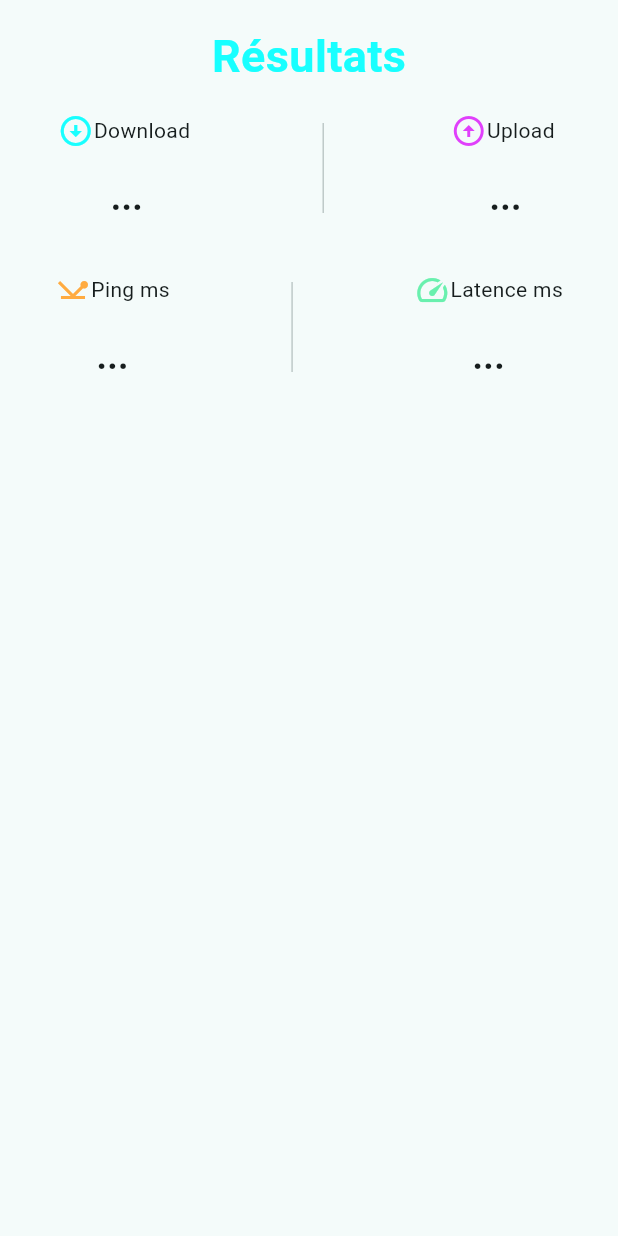
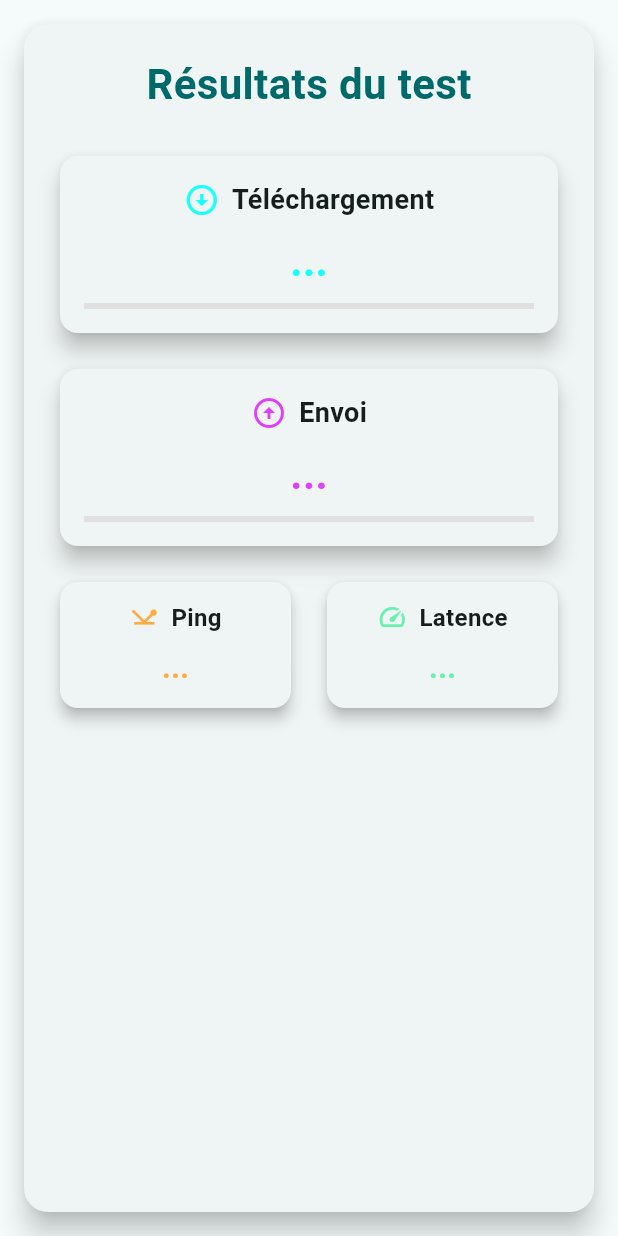
Before and after one commit to Aboubakarishaga/speedy, a Flutter app: the ResultWidget widget shown alone on an empty page, opened directly with empty values, on a phone screen of 412 x 824 dp. Run offline on Flutter 3.47's test engine with Material 3 defaults, Android fonts, the phone set to English and light mode, and no system bars; our stand-ins replace permission_handler, share_plus, shared_preferences, sqflite, syncfusion_flutter_gauges; accounts and stored records are empty.

Commit message:
Fixing result widget

```diff
--- a/lib/main.dart
+++ b/lib/main.dart
@@ -120,7 +120,6 @@ class _MainScreenState extends State<MainScreen> with WidgetsBindingObserver {
   Widget build(BuildContext context) {
     return Consumer<PreferencesProvider>(
       builder: (context, prefs, child) {
-        // Gérer les changements d'état des tests automatiques
         WidgetsBinding.instance.addPostFrameCallback((_) {
           if (prefs.autoTestEnabled && !_autoTestService.isRunning) {
             _autoTestService.startAutoTest(prefs.autoTestInterval);
--- a/lib/widgets/result_widget.dart
+++ b/lib/widgets/result_widget.dart
@@ -1,5 +1,4 @@
 import 'package:flutter/material.dart';
-import 'space_widget.dart';
 
 class ResultWidget extends StatelessWidget {
   final double downloadRate;
@@ -19,99 +18,130 @@ class ResultWidget extends StatelessWidget {
 
   @override
   Widget build(BuildContext context) {
-    return Column(
+    return Card(
+      elevation: 8,
+      shape: RoundedRectangleBorder(
+        borderRadius: BorderRadius.circular(16),
+      ),
+      margin: const EdgeInsets.all(16),
+      child: Padding(
+        padding: const EdgeInsets.all(20),
+        child: Column(
           children: [
-        SpaceWidget(),
             Text(
-          "Résultats",
+              "Résultats du test",
               style: TextStyle(
-            color: Colors.cyanAccent,
+                color: Theme.of(context).colorScheme.primary,
                 fontWeight: FontWeight.bold,
-            fontSize: 30.0,
+                fontSize: 28,
               ),
             ),
-        SpaceWidget(),
-        // Download et Upload
-        Row(
-          mainAxisAlignment: MainAxisAlignment.spaceAround,
-          children: [
-            Column(
-              children: [
+            const SizedBox(height: 24),
+            _buildMetricCard(
+              context,
+              "Téléchargement",
+              downloadRate,
+              Icons.arrow_circle_down,
+              Colors.cyanAccent,
+              unit,
+            ),
+            const SizedBox(height: 16),
+            _buildMetricCard(
+              context,
+              "Envoi",
+              uploadRate,
+              Icons.arrow_circle_up,
+              Colors.purpleAccent,
+              unit,
+            ),
+            const SizedBox(height: 16),
             Row(
               children: [
-                    Icon(Icons.arrow_circle_down, color: Colors.cyanAccent),
-                    SpaceWidget(),
-                    Text("Download $unit"),
-                  ],
+                Expanded(
+                  child: _buildMetricCard(
+                    context,
+                    "Ping",
+                    ping,
+                    Icons.network_ping,
+                    Colors.orangeAccent,
+                    "ms",
+                    isCompact: true,
                   ),
-                SpaceWidget(),
-                Text(
-                  downloadRate == 0 ? "..." : downloadRate.toString(),
-                  style: TextStyle(fontSize: 24.0, fontWeight: FontWeight.bold),
                 ),
-              ],
+                const SizedBox(width: 16),
+                Expanded(
+                  child: _buildMetricCard(
+                    context,
+                    "Latence",
+                    latency,
+                    Icons.speed,
+                    Colors.greenAccent,
+                    "ms",
+                    isCompact: true,
                   ),
-            SizedBox(height: 60.0, child: VerticalDivider()),
-            Column(
-              children: [
-                Row(
-                  children: [
-                    Icon(Icons.arrow_circle_up, color: Colors.purpleAccent),
-                    SpaceWidget(),
-                    Text("Upload $unit"),
-                  ],
-                ),
-                SpaceWidget(),
-                Text(
-                  uploadRate == 0 ? "..." : uploadRate.toString(),
-                  style: TextStyle(fontSize: 24.0, fontWeight: FontWeight.bold),
                 ),
               ],
             ),
           ],
         ),
-        SpaceWidget(),
-        SpaceWidget(),
-        // Ping et Latence
-        Row(
-          mainAxisAlignment: MainAxisAlignment.spaceAround,
-          children: [
-            Column(
+      ),
+    );
+  }
+
+  Widget _buildMetricCard(
+      BuildContext context,
+      String title,
+      double value,
+      IconData icon,
+      Color color,
+      String unit, {
+        bool isCompact = false,
+      }) {
+    return Card(
+      elevation: isCompact ? 4 : 6,
+      shape: RoundedRectangleBorder(
+        borderRadius: BorderRadius.circular(12),
+      ),
+      child: Padding(
+        padding: EdgeInsets.all(isCompact ? 12 : 16),
+        child: Column(
           children: [
             Row(
+              mainAxisAlignment: MainAxisAlignment.center,
               children: [
-                    Icon(Icons.network_ping, color: Colors.orangeAccent),
-                    SpaceWidget(),
-                    Text("Ping ms"),
-                  ],
+                Icon(icon, color: color, size: isCompact ? 20 : 24),
+                const SizedBox(width: 8),
+                Text(
+                  title,
+                  style: TextStyle(
+                    fontSize: isCompact ? 16 : 18,
+                    fontWeight: FontWeight.bold,
+                    color: Theme.of(context).colorScheme.onSurface,
                   ),
-                SpaceWidget(),
-                Text(
-                  ping == 0 ? "..." : ping.toString(),
-                  style: TextStyle(fontSize: 24.0, fontWeight: FontWeight.bold),
                 ),
               ],
             ),
-            SizedBox(height: 60.0, child: VerticalDivider()),
-            Column(
-              children: [
-                Row(
-                  children: [
-                    Icon(Icons.speed, color: Colors.greenAccent),
-                    SpaceWidget(),
-                    Text("Latence ms"),
+            const SizedBox(height: 8),
+            Text(
+              value == 0 ? "..." : "${value.toStringAsFixed(2)} $unit",
+              style: TextStyle(
+                fontSize: isCompact ? 20 : 28,
+                fontWeight: FontWeight.bold,
+                color: color,
+              ),
+            ),
+            if (!isCompact) ...[
+              const SizedBox(height: 8),
+              LinearProgressIndicator(
+                value: value == 0 ? 0 : (value / 100).clamp(0.0, 1.0),
+                backgroundColor: Colors.grey[300],
+                valueColor: AlwaysStoppedAnimation<Color>(color),
+                minHeight: 4,
+              ),
+            ],
           ],
         ),
-                SpaceWidget(),
-                Text(
-                  latency == 0 ? "..." : latency.toString(),
-                  style: TextStyle(fontSize: 24.0, fontWeight: FontWeight.bold),
       ),
-              ],
-            ),
-          ],
-        ),
-      ],
     );
   }
 }
```
Also changed, not shown: pubspec.yaml (+9 -7 lines), pubspec.lock. Lines whose indentation alone changed are shown as unchanged.
